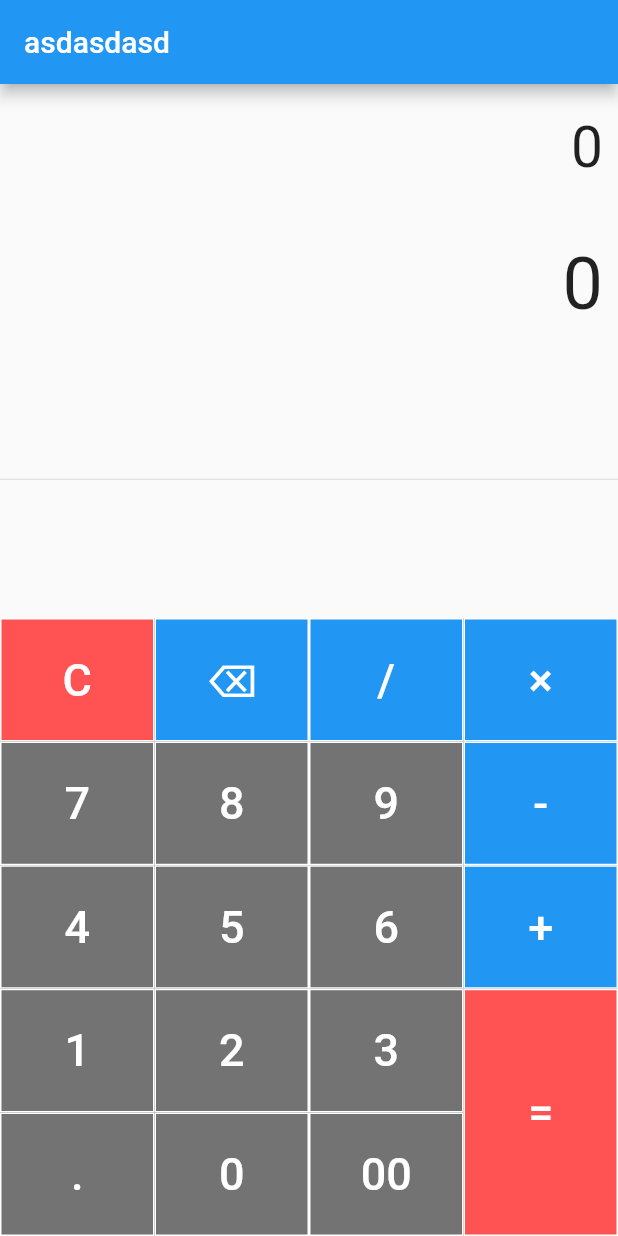
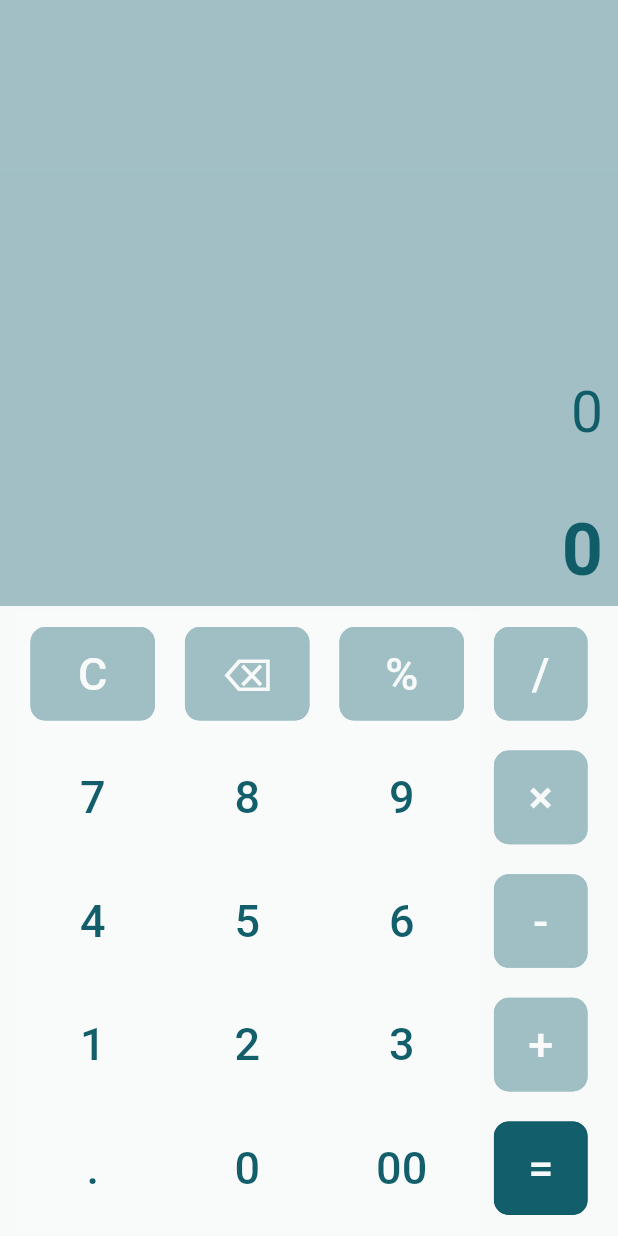
Before and after one commit to neryad/calapp, a Flutter app: the screen it shows after launch, on a phone screen of 412 x 824 dp. Run offline on Flutter 3.47's test engine with Material 2 defaults, Android fonts, the phone set to English and light mode, and no system bars; our stand-ins replace math_expressions.

Commit message:
ui part 2

```diff
--- a/lib/main.dart
+++ b/lib/main.dart
@@ -1,5 +1,6 @@
 import 'package:flutter/material.dart';
 import 'package:math_expressions/math_expressions.dart';
+
 void main() {
   runApp(calApp());
 }
@@ -29,94 +30,114 @@ class _SimpleCalState extends State<SimpleCal> {
   String expresion = "";
   double equationSize = 38.0;
   double resultSize = 48.0;
+  Color bgColor = Color(0xffb9fbec3);
+  Color bgColor1 = Color(0xffb0e5c68);
+  Color bgColor2 = Color(0xffbf9fbfb);
+
   @override
   Widget build(BuildContext context) {
     return Scaffold(
-      appBar: AppBar(title: Text('asdasdasd')),
+      backgroundColor: bgColor ,
+      //appBar: AppBar(title: Text('asdasdasd')),
       body: Column(
+
         children: <Widget>[
+          Expanded(
+
+             child: Divider( color: bgColor,),
+          ),
             Container(
+
             alignment: Alignment.centerRight,
             padding: EdgeInsets.fromLTRB(10, 20, 10, 10),
             child: Text(
               equation,
-              style: TextStyle(fontSize: equationSize),
+              style: TextStyle(fontSize: equationSize, color: bgColor1),
             ),
           ),
              Container(
+
             alignment: Alignment.centerRight,
             padding: EdgeInsets.fromLTRB(10, 30, 10, 10),
             child: Text(
               result,
-              style: TextStyle(fontSize: resultSize),
+              style: TextStyle(fontSize: resultSize,color: bgColor1, fontWeight: FontWeight.w600),
             ),
           ),
-          Expanded(
-            child: Divider(),
-          ),
-          Row(
+          Container(
+            height: 420,
+
+            color: bgColor2,
+            child: Row(
+
               mainAxisAlignment: MainAxisAlignment.center,
               children: <Widget>[
                 Container(
+                  color: bgColor2,
                   width: MediaQuery.of(context).size.width * .75,
                   child: Table(children: [
                     TableRow(children: [
-                    _buildBtn("C", 1, Colors.redAccent),
-                    _buildBtn("⌫", 1, Colors.blue),
-                    _buildBtn("/", 1, Colors.blue),
+                      _buildBtn("C", 1, bgColor, bgColor2),
+                      _buildBtn("⌫", 1,bgColor, bgColor2),
+                      _buildBtn("%", 1, bgColor, bgColor2),
                     ]),
                     TableRow(children: [
-                    _buildBtn("7", 1, Colors.black54),
-                    _buildBtn("8", 1, Colors.black54),
-                    _buildBtn("9", 1, Colors.black54),
+                      _buildBtn("7", 1, bgColor2, bgColor1),
+                      _buildBtn("8", 1, bgColor2, bgColor1),
+                      _buildBtn("9", 1, bgColor2, bgColor1),
                     ]),
                     TableRow(children: [
-                    _buildBtn("4", 1, Colors.black54),
-                    _buildBtn("5", 1, Colors.black54),
-                    _buildBtn("6", 1, Colors.black54),
+                      _buildBtn("4", 1, bgColor2, bgColor1),
+                      _buildBtn("5", 1, bgColor2, bgColor1),
+                      _buildBtn("6", 1, bgColor2, bgColor1),
                     ]),
                     TableRow(children: [
-                    _buildBtn("1", 1, Colors.black54),
-                    _buildBtn("2", 1, Colors.black54),
-                    _buildBtn("3", 1, Colors.black54),
+                      _buildBtn("1", 1, bgColor2, bgColor1),
+                      _buildBtn("2", 1, bgColor2, bgColor1),
+                      _buildBtn("3", 1, bgColor2, bgColor1),
                     ]),
                     TableRow(children: [
-                    _buildBtn(".", 1, Colors.black54),
-                    _buildBtn("0", 1, Colors.black54),
-                    _buildBtn("00", 1, Colors.black54),
+                      _buildBtn(".", 1, bgColor2,bgColor1),
+                      _buildBtn("0", 1, bgColor2,bgColor1),
+                      _buildBtn("00", 1, bgColor2,bgColor1),
                     ]),
                   ]),
                 ),
                 Container(
-                width: MediaQuery.of(context).size.width * 0.25,
+                  width: MediaQuery.of(context).size.width * 0.20,
                   child: Table(
                     children: [
-                    TableRow(children: [_buildBtn('×', 1, Colors.blue)]),
-                    TableRow(children: [_buildBtn('-', 1, Colors.blue)]),
-                    TableRow(children: [_buildBtn('+', 1, Colors.blue)]),
-                    TableRow(children: [_buildBtn('=', 2, Colors.redAccent)]),
+
+                      TableRow(children: [_buildBtn('/', 1, bgColor,bgColor2)]),
+                      TableRow(children: [_buildBtn('×', 1, bgColor,bgColor2)]),
+                      TableRow(children: [_buildBtn('-', 1, bgColor,bgColor2)]),
+                      TableRow(children: [_buildBtn('+', 1, bgColor,bgColor2)]),
+                      TableRow(children: [_buildBtn('=', 1, bgColor1, bgColor2)]),
                     ],
                   ),
                 ),
               ],
+            ),
           ),
         ],
       ),
     );
   }
 
-  Widget _buildBtn(String btnText, double btnHeight, Color bntColor) {
+  Widget _buildBtn(String btnText, double btnHeight, Color bntColor, Color btnCText) {
     return Container(
         height: MediaQuery.of(context).size.height * 0.1 * btnHeight,
+        padding: EdgeInsets.all(10),
+
+        child: FlatButton(
           color: bntColor,
-        child: FlatButton(
           shape: RoundedRectangleBorder(
-              borderRadius: BorderRadius.circular(0.0),
+              borderRadius: BorderRadius.circular(10.0),
               side: BorderSide(
-                  color: Colors.white, width: 1, style: BorderStyle.solid)),
-          padding: EdgeInsets.all(16.0),
+                  color:bntColor, width: 1, style: BorderStyle.solid)
+                  ),
           child: Text(btnText,
-              style: TextStyle(fontSize: 30.0, color: Colors.white)),
+              style: TextStyle(fontSize: 30.0, color: btnCText)),
           onPressed: () => btnPres(btnText),
         ));
   }
@@ -138,7 +159,6 @@ class _SimpleCalState extends State<SimpleCal> {
         expresion = equation.replaceAll('/', '/');
 
         try {
-
           Parser p = Parser();
           Expression exp = p.parse(expresion);
 
```
Lines whose indentation alone changed are shown as unchanged.
